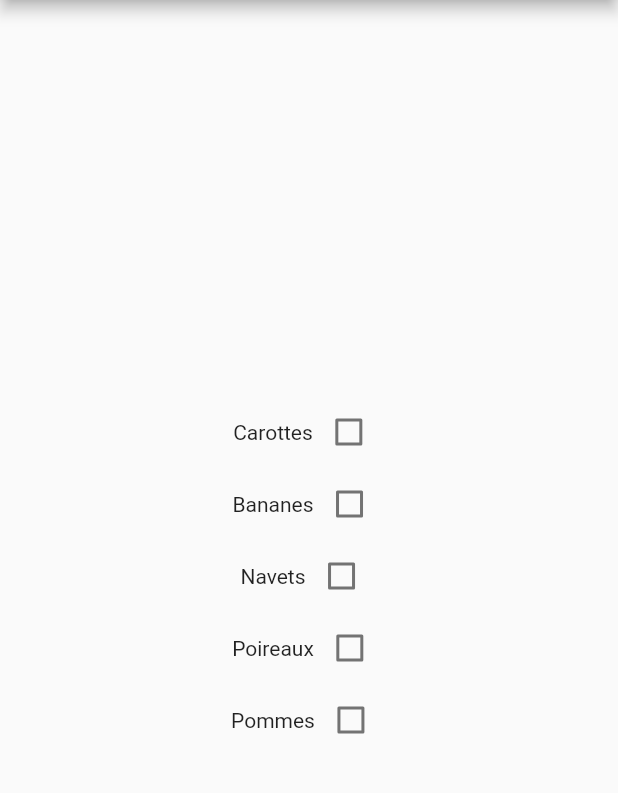
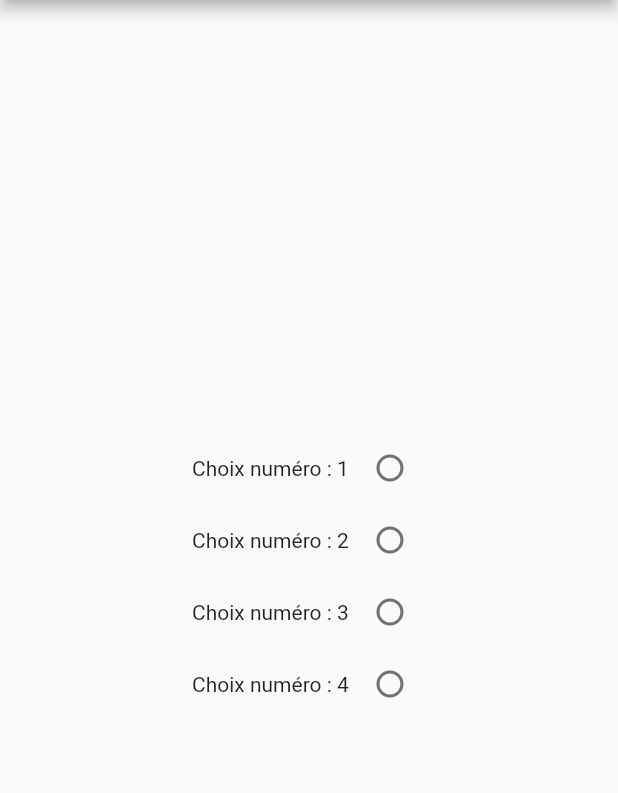
Before and after one commit to FlorianKogon/flutter_widgets_interactives, a Flutter app: the screen it shows after launch, on a phone screen of 412 x 824 dp, the part 84-877 px from its top. Run offline on Flutter 3.47's test engine with Material 2 defaults, Android fonts, the phone set to English and light mode, and no system bars.

```diff
--- a/lib/widgets/home.dart
+++ b/lib/widgets/home.dart
@@ -10,6 +10,30 @@ class MyHomePage extends StatefulWidget {
 }
 
 class _MyHomePageState extends State<MyHomePage> {
+
+  int itemSelected;
+
+  List<Widget> radios() {
+    List<Widget> l = [];
+    for(int x = 0; x < 4; x++) {
+      Row row = Row(
+        mainAxisAlignment: MainAxisAlignment.center,
+        children: [
+          Text('Choix numéro : ${x + 1} '),
+          Radio(value: x,
+              groupValue: itemSelected,
+              onChanged: (int i) {
+                setState(() {
+                  itemSelected = i;
+                });
+              }
+          ),
+        ],
+      );
+      l.add(row);
+    }
+    return l;
+  }
 
   String changed;
   String submitted;
@@ -57,8 +81,11 @@ class _MyHomePageState extends State<MyHomePage> {
         body: Center(
           child: Column(
             mainAxisAlignment: MainAxisAlignment.center,
-            children: checkList(),
+            children: radios(),
+            // CHECKLIST
+            //children: checkList(),
             /*
+            TEXTFIELD
             TextField(
               keyboardType: TextInputType.text,
               onChanged: (String string) {
```
